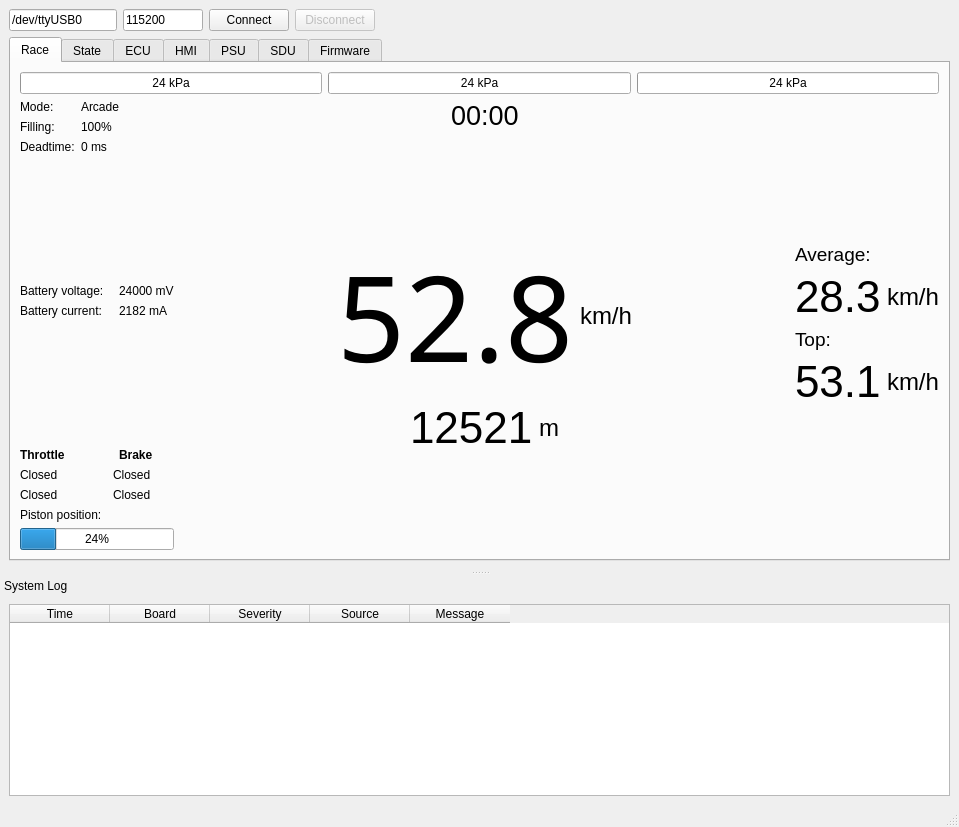
kajusK/Pneumobil, file sw/telemetry/frontend.ui: the form before one commit.
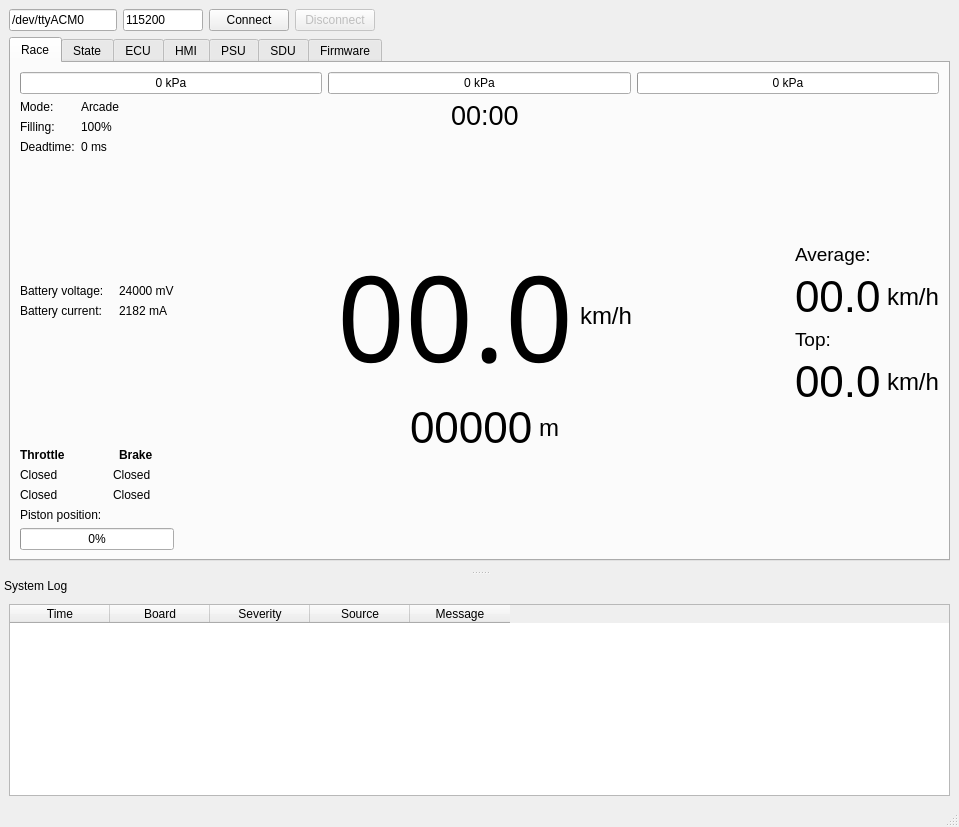
The form after the commit.

Commit message: Set initial values in telemetry to zeros

What changed in the file:
```diff
--- a/sw/telemetry/frontend.ui
+++ b/sw/telemetry/frontend.ui
@@ -26,7 +26,7 @@
          </sizepolicy>
         </property>
         <property name="text">
-         <string>/dev/ttyUSB0</string>
+         <string>/dev/ttyACM0</string>
         </property>
        </widget>
       </item>
@@ -111,7 +111,7 @@
              <number>10000</number>
             </property>
             <property name="value">
-             <number>24</number>
+             <number>0</number>
             </property>
             <property name="format">
              <string>%v kPa</string>
@@ -124,7 +124,7 @@
              <number>10000</number>
             </property>
             <property name="value">
-             <number>24</number>
+             <number>0</number>
             </property>
             <property name="format">
              <string>%v kPa</string>
@@ -137,7 +137,7 @@
              <number>10000</number>
             </property>
             <property name="value">
-             <number>24</number>
+             <number>0</number>
             </property>
             <property name="format">
              <string>%v kPa</string>
@@ -222,7 +222,7 @@
             <item row="11" column="0" colspan="4">
              <widget class="QProgressBar" name="pbPistonPosition">
               <property name="value">
-               <number>24</number>
+               <number>0</number>
               </property>
              </widget>
             </item>
@@ -400,7 +400,7 @@
                  </font>
                 </property>
                 <property name="text">
-                 <string>52.8</string>
+                 <string>00.0</string>
                 </property>
                </widget>
               </item>
@@ -441,7 +441,7 @@
                  </font>
                 </property>
                 <property name="text">
-                 <string>12521</string>
+                 <string>00000</string>
                 </property>
                </widget>
               </item>
@@ -537,7 +537,7 @@
                  </font>
                 </property>
                 <property name="text">
-                 <string>28.3</string>
+                 <string>00.0</string>
                 </property>
                </widget>
               </item>
@@ -577,7 +577,7 @@
                  </font>
                 </property>
                 <property name="text">
-                 <string>53.1</string>
+                 <string>00.0</string>
                 </property>
                </widget>
               </item>
```
